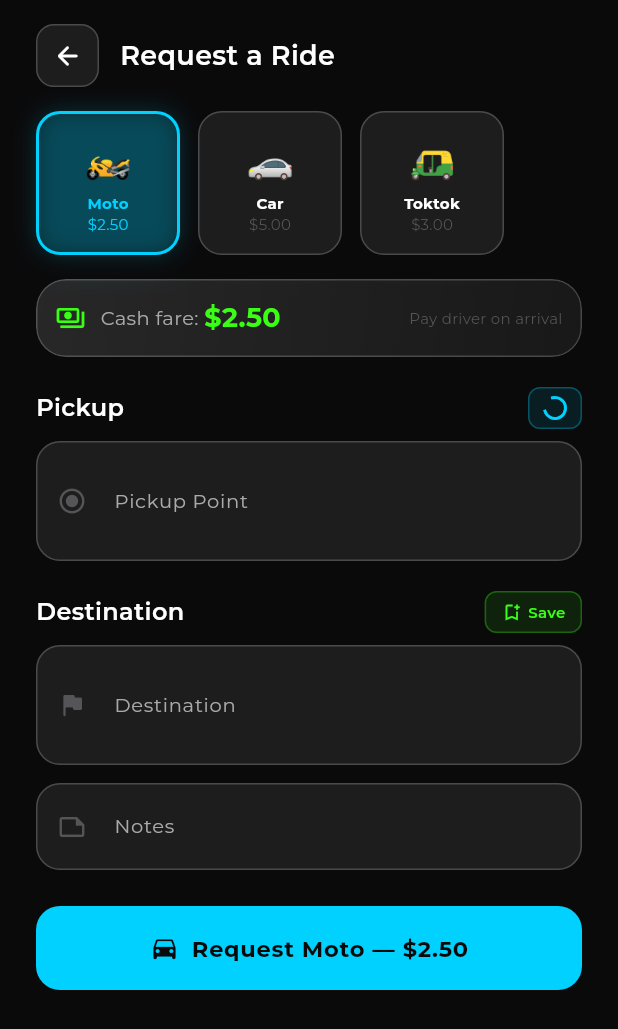
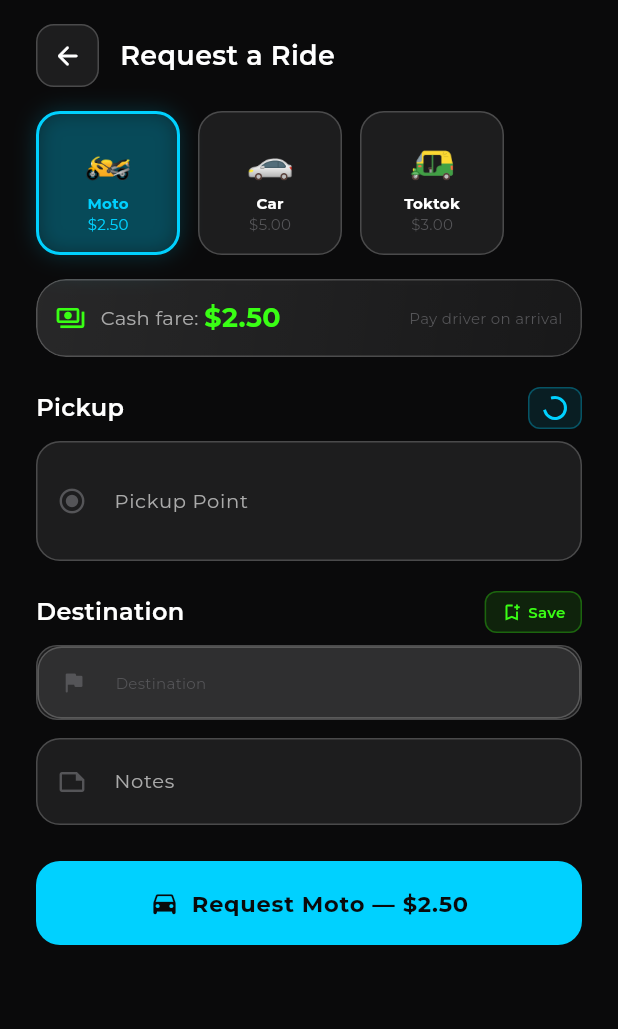
Before and after one commit to abd0339/Faster_APP, a Flutter app: the CustomerRideScreen screen opened directly, on a phone screen of 412 x 824 dp. Shown: the top 1029 px of the screen. Run offline on Flutter 3.47's test engine with Material 3 defaults, Android fonts, the light colour scheme and no system bars; our stand-ins replace dio, flutter_bloc, flutter_dotenv, flutter_secure_storage, geolocator, image_picker and 1 more; missing offline and left inert: stomp_dart_client; accounts and stored records are empty.

Commit message:
fix: driver catchError crash, .env setup, Google Places search widget

```diff
--- /dev/null
+++ b/frontend/lib/core/constants/app_config.dart
@@ -0,0 +1,37 @@
+import 'package:flutter_dotenv/flutter_dotenv.dart';
+
+class AppConfig {
+  AppConfig._();
+
+  // ─── Backend URL ──────────────────────────────────
+  static String get backendUrl =>
+      dotenv.env['BACKEND_URL'] ?? 'http://localhost:8080';
+
+  // ─── Google Places API Key ─────────────────────────
+  static String get googlePlacesKey =>
+      dotenv.env['GOOGLE_PLACES_API_KEY'] ?? '';
+
+  // ─── Admin WhatsApp ────────────────────────────────
+  static String get adminWhatsApp =>
+      dotenv.env['ADMIN_WHATSAPP'] ?? '96100000000';
+
+  // ─── Is Google Places enabled? ────────────────────
+  static bool get hasGooglePlaces => googlePlacesKey.isNotEmpty;
+
+  // ─── Commission rates ──────────────────────────────
+  static double get driverCommissionRate =>
+      double.tryParse(dotenv.env['DRIVER_COMMISSION_RATE'] ?? '') ?? 0.20;
+
+  static double get merchantCommissionRate =>
+      double.tryParse(dotenv.env['MERCHANT_COMMISSION_RATE'] ?? '') ?? 0.10;
+
+  // ─── Static config (no secrets) ────────────────────
+  static const Map<String, double> rideFares = {
+    'MOTO': 2.50,
+    'CAR': 5.00,
+    'TOKTOK': 3.00,
+  };
+
+  static const double defaultDeliveryFee = 2.00;
+  static const double searchRadiusKm = 5.0;
+}
--- a/frontend/lib/features/customer/screens/customer_ride_screen.dart
+++ b/frontend/lib/features/customer/screens/customer_ride_screen.dart
@@ -7,11 +7,13 @@ import 'package:shared_preferences/shared_preferences.dart';
 import '../../../core/constants/app_colors.dart';
 import '../../../core/constants/app_text_styles.dart';
 import '../../../core/constants/api_constants.dart';
+import '../../../core/constants/app_config.dart';
 import '../../../core/services/api_service.dart';
 import '../../../core/services/location_service.dart';
 import '../../../shared/widgets/glass_card.dart';
 import '../../../shared/widgets/app_button.dart';
 import '../../../shared/widgets/app_input.dart';
+import '../../../shared/widgets/google_places_search_field.dart';
 import 'customer_order_tracking_screen.dart';
 
 // ─── Saved destination model ──────────────────────────
@@ -570,12 +572,18 @@ class _CustomerRideScreenState extends State<CustomerRideScreen> {
                 const SizedBox(height: 8),
               ],
 
-              AppInput(
-                  controller: _dropoffCtrl,
-                  hint: 'Where are you going?',
-                  label: 'Destination',
-                  prefixIcon: Icons.flag_rounded,
-                  maxLines: 2),
+              GooglePlacesSearchField(
+                hint: 'Where are you going?',
+                label: 'Destination',
+                prefixIcon: Icons.flag_rounded,
+                apiKey: AppConfig.googlePlacesKey,
+                onPlaceSelected: (result) {
+                  _dropoffCtrl.text = result.address;
+                  _dropoffLat = result.lat;
+                  _dropoffLng = result.lng;
+                  setState(() {});
+                },
+              ),
               const SizedBox(height: 12),
               AppInput(
                   controller: _notesCtrl,
--- /dev/null
+++ b/frontend/lib/shared/widgets/google_places_search_field.dart
@@ -0,0 +1,312 @@
+import 'dart:async';
+import 'package:dio/dio.dart' as dio;
+import 'package:flutter/material.dart';
+import '../../core/constants/app_colors.dart';
+import '../../core/constants/app_text_styles.dart';
+
+/// PlaceResult — what we get back after the user picks an address
+class PlaceResult {
+  final String address; // human-readable full address
+  final double? lat; // latitude
+  final double? lng; // longitude
+  final String? placeId; // Google Place ID (for details)
+
+  const PlaceResult({
+    required this.address,
+    this.lat,
+    this.lng,
+    this.placeId,
+  });
+}
+
+/// GooglePlacesSearchField
+/// ─────────────────────────────────────────────────────────
+/// Uses Google Places Autocomplete API ONLY for address search.
+/// Cost: $2.83 per 1000 requests (only charged when user picks)
+/// Map display: flutter_map + OSM (FREE, unlimited)
+/// ─────────────────────────────────────────────────────────
+class GooglePlacesSearchField extends StatefulWidget {
+  final String hint;
+  final String label;
+  final IconData prefixIcon;
+  final String apiKey;
+  final ValueChanged<PlaceResult> onPlaceSelected;
+  final TextEditingController? controller;
+  final int maxLines;
+
+  const GooglePlacesSearchField({
+    super.key,
+    required this.hint,
+    required this.label,
+    required this.apiKey,
+    required this.onPlaceSelected,
+    this.prefixIcon = Icons.location_on_outlined,
+    this.controller,
+    this.maxLines = 1,
+  });
+
+  @override
+  State<GooglePlacesSearchField> createState() =>
+      _GooglePlacesSearchFieldState();
+}
+
+class _GooglePlacesSearchFieldState extends State<GooglePlacesSearchField> {
+  late TextEditingController _ctrl;
+  Timer? _debounce;
+  List<Map<String, dynamic>> _predictions = [];
+  bool _isSearching = false;
+  bool _showDropdown = false;
+  final _dio = dio.Dio();
+
+  static const _autocompleteUrl =
+      'https://maps.googleapis.com/maps/api/place/autocomplete/json';
+  static const _detailsUrl =
+      'https://maps.googleapis.com/maps/api/place/details/json';
+
+  @override
+  void initState() {
+    super.initState();
+    _ctrl = widget.controller ?? TextEditingController();
+  }
+
+  @override
+  void dispose() {
+    _debounce?.cancel();
+    if (widget.controller == null) _ctrl.dispose();
+    super.dispose();
+  }
+
+  // ─── Debounced search — 400ms after user stops typing ─
+  void _onChanged(String value) {
+    _debounce?.cancel();
+    if (value.length < 3) {
+      setState(() {
+        _predictions = [];
+        _showDropdown = false;
+      });
+      return;
+    }
+    _debounce = Timer(const Duration(milliseconds: 400), () {
+      _searchPlaces(value);
+    });
+  }
+
+  // ─── Call Google Places Autocomplete ──────────────────
+  Future<void> _searchPlaces(String query) async {
+    if (widget.apiKey.isEmpty ||
+        widget.apiKey == 'YOUR_GOOGLE_PLACES_KEY_HERE') {
+      // No API key — show nothing, user types manually
+      return;
+    }
+
+    if (!mounted) return;
+    setState(() => _isSearching = true);
+
+    try {
+      final response = await _dio.get(
+        _autocompleteUrl,
+        queryParameters: {
+          'input': query,
+          'key': widget.apiKey,
+          // Bias results toward Lebanon
+          'components': 'country:lb',
+          'language': 'en',
+          'types': 'geocode|establishment',
+        },
+      );
+
+      if (!mounted) return;
+
+      final data = response.data as Map<String, dynamic>;
+      final predictions =
+          (data['predictions'] as List?)?.cast<Map<String, dynamic>>() ?? [];
+
+      setState(() {
+        _predictions = predictions;
+        _showDropdown = predictions.isNotEmpty;
+      });
+    } catch (_) {
+      if (mounted) {
+        setState(() {
+          _predictions = [];
+          _showDropdown = false;
+        });
+      }
+    } finally {
+      if (mounted) setState(() => _isSearching = false);
+    }
+  }
+
+  // ─── Get lat/lng from Place ID ─────────────────────────
+  Future<PlaceResult> _getPlaceDetails(
+      String placeId, String description) async {
+    try {
+      final response = await _dio.get(
+        _detailsUrl,
+        queryParameters: {
+          'place_id': placeId,
+          'key': widget.apiKey,
+          'fields': 'geometry,formatted_address',
+        },
+      );
+
+      final data = response.data as Map<String, dynamic>;
+      final result = data['result'] as Map<String, dynamic>?;
+      final location = result?['geometry']?['location'];
+
+      return PlaceResult(
+        address: result?['formatted_address'] ?? description,
+        lat: (location?['lat'] as num?)?.toDouble(),
+        lng: (location?['lng'] as num?)?.toDouble(),
+        placeId: placeId,
+      );
+    } catch (_) {
+      return PlaceResult(address: description, placeId: placeId);
+    }
+  }
+
+  // ─── User picks a prediction ──────────────────────────
+  Future<void> _selectPrediction(Map<String, dynamic> prediction) async {
+    final description = prediction['description'] as String? ?? '';
+    final placeId = prediction['place_id'] as String? ?? '';
+
+    _ctrl.text = description;
+    setState(() {
+      _predictions = [];
+      _showDropdown = false;
+    });
+
+    // Get coordinates
+    final result = await _getPlaceDetails(placeId, description);
+    widget.onPlaceSelected(result);
+  }
+
+  @override
+  Widget build(BuildContext context) {
+    return Column(
+      crossAxisAlignment: CrossAxisAlignment.start,
+      children: [
+        // ─── Input field ────────────────────────────
+        Container(
+          decoration: BoxDecoration(
+            color: AppColors.glassWhite,
+            borderRadius: BorderRadius.circular(14),
+            border: Border.all(
+              color: _showDropdown ? AppColors.primary : AppColors.glassBorder,
+            ),
+          ),
+          child: TextField(
+            controller: _ctrl,
+            onChanged: _onChanged,
+            maxLines: widget.maxLines,
+            style:
+                AppTextStyles.bodyMedium.copyWith(color: AppColors.textPrimary),
+            decoration: InputDecoration(
+              hintText: widget.hint,
+              hintStyle: AppTextStyles.bodyMedium,
+              labelText: widget.label,
+              labelStyle:
+                  AppTextStyles.caption.copyWith(color: AppColors.textHint),
+              prefixIcon:
+                  Icon(widget.prefixIcon, color: AppColors.textHint, size: 18),
+              suffixIcon: _isSearching
+                  ? const Padding(
+                      padding: EdgeInsets.all(12),
+                      child: SizedBox(
+                        width: 16,
+                        height: 16,
+                        child: CircularProgressIndicator(
+                            color: AppColors.primary, strokeWidth: 2),
+                      ),
+                    )
+                  : _ctrl.text.isNotEmpty
+                      ? GestureDetector(
+                          onTap: () {
+                            _ctrl.clear();
+                            setState(() {
+                              _predictions = [];
+                              _showDropdown = false;
+                            });
+                          },
+                          child: const Icon(Icons.clear_rounded,
+                              color: AppColors.textHint, size: 18),
+                        )
+                      : null,
+              border: InputBorder.none,
+              contentPadding:
+                  const EdgeInsets.symmetric(horizontal: 16, vertical: 14),
+            ),
+          ),
+        ),
+
+        // ─── Predictions dropdown ────────────────────
+        if (_showDropdown && _predictions.isNotEmpty)
+          Container(
+            margin: const EdgeInsets.only(top: 4),
+            decoration: BoxDecoration(
+              color: AppColors.surface,
+              borderRadius: BorderRadius.circular(12),
+              border: Border.all(color: AppColors.glassBorder),
+              boxShadow: [
+                BoxShadow(
+                  color: Colors.black.withValues(alpha: 0.3),
+                  blurRadius: 12,
+                  offset: const Offset(0, 4),
+                ),
+              ],
+            ),
+            child: Column(
+              children: _predictions.map((pred) {
+                final main =
+                    pred['structured_formatting']?['main_text'] as String? ??
+                        pred['description'] as String? ??
+                        '';
+                final secondary = pred['structured_formatting']
+                        ?['secondary_text'] as String? ??
+                    '';
+                return InkWell(
+                  onTap: () => _selectPrediction(pred),
+                  borderRadius: BorderRadius.circular(12),
+                  child: Padding(
+                    padding: const EdgeInsets.symmetric(
+                        horizontal: 16, vertical: 12),
+                    child: Row(children: [
+                      Container(
+                        width: 32,
+                        height: 32,
+                        decoration: BoxDecoration(
+                          color: AppColors.primary.withValues(alpha: 0.1),
+                          borderRadius: BorderRadius.circular(8),
+                        ),
+                        child: const Icon(Icons.location_on_outlined,
+                            color: AppColors.primary, size: 16),
+                      ),
+                      const SizedBox(width: 12),
+                      Expanded(
+                        child: Column(
+                          crossAxisAlignment: CrossAxisAlignment.start,
+                          children: [
+                            Text(main,
+                                style: AppTextStyles.labelLarge,
+                                maxLines: 1,
+                                overflow: TextOverflow.ellipsis),
+                            if (secondary.isNotEmpty)
+                              Text(secondary,
+                                  style: AppTextStyles.caption,
+                                  maxLines: 1,
+                                  overflow: TextOverflow.ellipsis),
+                          ],
+                        ),
+                      ),
+                      const Icon(Icons.north_west_rounded,
+                          color: AppColors.textHint, size: 14),
+                    ]),
+                  ),
+                );
+              }).toList(),
+            ),
+          ),
+      ],
+    );
+  }
+}
--- a/frontend/pubspec.yaml
+++ b/frontend/pubspec.yaml
@@ -9,6 +9,8 @@ environment:
 dependencies:
   flutter:
     sdk: flutter
+
+  flutter_dotenv: ^5.2.1
 
   # ─── State Management ─────────────────────────────
   flutter_bloc: ^8.1.6
@@ -68,6 +70,7 @@ dev_dependencies:
 flutter:
   uses-material-design: true
   assets:
+    - .env
     - assets/animations/
     - assets/images/
     - assets/icons/
```
Also changed, not shown: frontend/lib/features/customer/screens/customer_cart_screen.dart (+11 -5 lines), frontend/lib/features/driver/screens/driver_dashboard_screen.dart (+12 -9 lines), frontend/lib/features/driver/screens/driver_verification_screen.dart (+7 -4 lines), frontend/lib/features/merchant/screens/merchant_dashboard_screen.dart (+13 -8 lines), frontend/lib/main.dart (+7 -0 lines), frontend/pubspec.lock, 5 other files.
